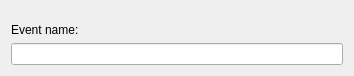
First picture: the form in FindEventDialog.ui, repository dst/dontforget, before the edit.
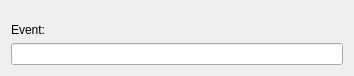
Second picture: the form after the edit.

Commit message: select date of found event in calendar

Diff of the .ui file:
```diff
--- a/FindEventDialog.ui
+++ b/FindEventDialog.ui
@@ -32,7 +32,7 @@
      <item>
       <widget class="QLabel" name="nameLabel">
        <property name="text">
-        <string>Event name:</string>
+        <string>Event:</string>
        </property>
       </widget>
      </item>
```
Left out of the diff: 4 changed lines with no effect on the pictures. The commit also changes 5 other files.
